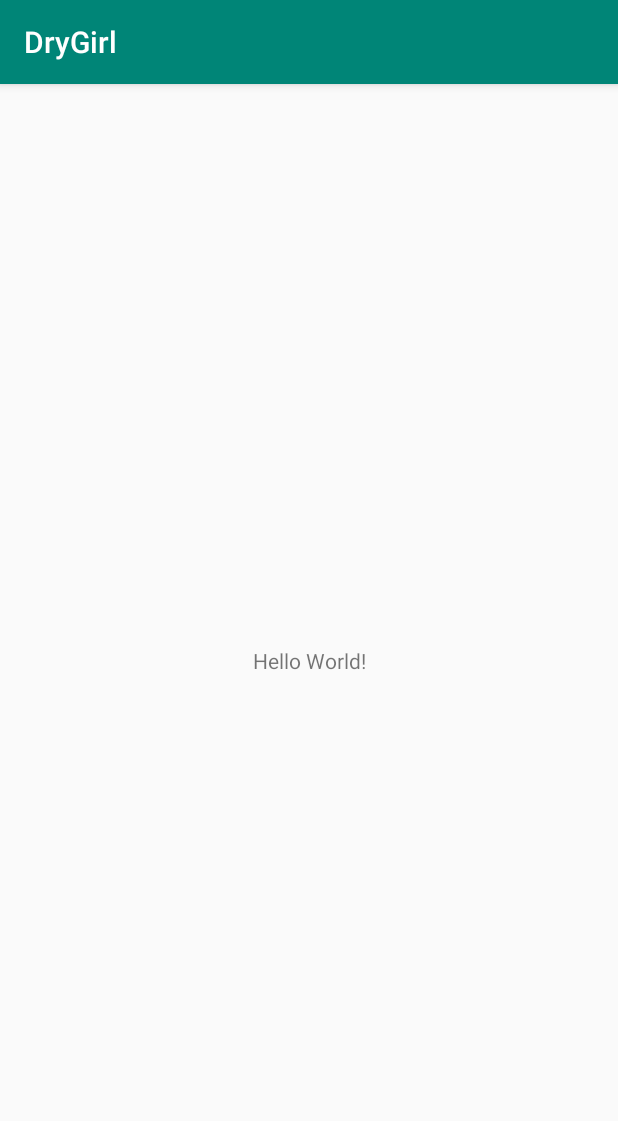
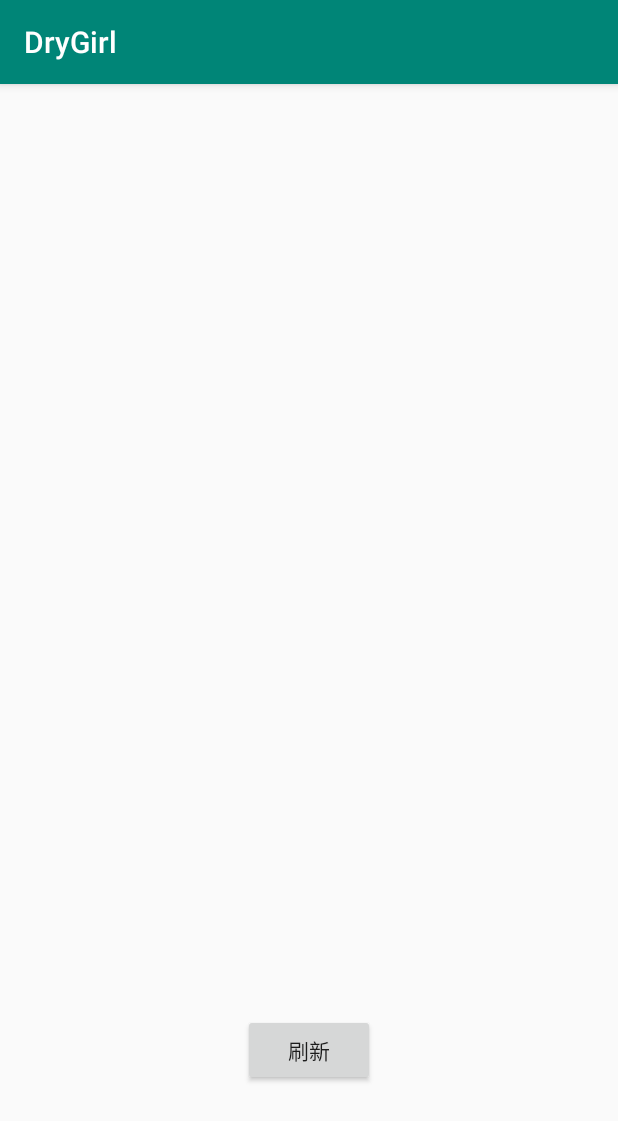
Before and after one commit to hughzhao0806/drygirl, an Android app: the screen it shows after launch (MainActivity), on a phone screen of 412 x 824 dp. Shown: the top 1121 px of the screen. Run offline under Robolectric (Android 15) with nearby library versions, the phone set to English and light mode, and no system bars; pictures from the network do not load.

Commit message:
根据指定url获取图片，都是网络请求

```diff
--- a/app/build.gradle
+++ b/app/build.gradle
@@ -25,4 +25,5 @@ dependencies {
     testImplementation 'junit:junit:4.12'
     androidTestImplementation 'com.android.support.test:runner:1.0.2'
     androidTestImplementation 'com.android.support.test.espresso:espresso-core:3.0.2'
+    implementation 'com.squareup.okhttp3:okhttp:3.4.1'
 }
--- a/app/src/main/AndroidManifest.xml
+++ b/app/src/main/AndroidManifest.xml
@@ -1,6 +1,7 @@
 <?xml version="1.0" encoding="utf-8"?>
 <manifest xmlns:android="http://schemas.android.com/apk/res/android"
     package="com.hughzhao.drygirl">
+    <uses-permission android:name="android.permission.INTERNET"/>
 
     <application
         android:allowBackup="true"
--- a/app/src/main/java/com/hughzhao/drygirl/MainActivity.java
+++ b/app/src/main/java/com/hughzhao/drygirl/MainActivity.java
@@ -2,12 +2,64 @@ package com.hughzhao.drygirl;
 
 import android.support.v7.app.AppCompatActivity;
 import android.os.Bundle;
+import android.view.View;
+import android.widget.Button;
+import android.widget.ImageView;
 
-public class MainActivity extends AppCompatActivity {
+import java.util.ArrayList;
+import java.util.List;
+
+public class MainActivity extends AppCompatActivity implements View.OnClickListener{
+    private ImageView imageView;
+    private Button btn;
+    private PictureLoader loader;
+    private int currentNo=0;
+    private List<String> urls;
 
     @Override
     protected void onCreate(Bundle savedInstanceState) {
         super.onCreate(savedInstanceState);
         setContentView(R.layout.activity_main);
+        loader = new PictureLoader();
+        initData();
+        initUI();
+    }
+
+    /**
+     * 初始化url数据
+     */
+    public void initData(){
+        urls = new ArrayList<>();
+        urls.add("http://ww4.sinaimg.cn/large/610dc034jw1f6ipaai7wgj20dw0kugp4.jpg");
+        urls.add("http://ww3.sinaimg.cn/large/610dc034jw1f6gcxc1t7vj20hs0hsgo1.jpg");
+        urls.add("http://ww4.sinaimg.cn/large/610dc034jw1f6f5ktcyk0j20u011hacg.jpg");
+        urls.add("http://ww1.sinaimg.cn/large/610dc034jw1f6e1f1qmg3j20u00u0djp.jpg");
+        urls.add("http://ww3.sinaimg.cn/large/610dc034jw1f6aipo68yvj20qo0qoaee.jpg");
+        urls.add("http://ww3.sinaimg.cn/large/610dc034jw1f69c9e22xjj20u011hjuu.jpg");
+        urls.add("http://ww3.sinaimg.cn/large/610dc034jw1f689lmaf7qj20u00u00v7.jpg");
+        urls.add("http://ww3.sinaimg.cn/large/c85e4a5cjw1f671i8gt1rj20vy0vydsz.jpg");
+        urls.add("http://ww2.sinaimg.cn/large/610dc034jw1f65f0oqodoj20qo0hntc9.jpg");
+        urls.add("http://ww2.sinaimg.cn/large/c85e4a5cgw1f62hzfvzwwj20hs0qogpo.jpg");
+    }
+
+    /**
+     * 初始化UI，设置按钮监听
+     */
+    public void initUI(){
+        imageView = findViewById(R.id.girl);
+        btn = findViewById(R.id.flash_btn);
+        btn.setOnClickListener(this);
+    }
+
+    @Override
+    public void onClick(View v) {
+        switch (v.getId()){
+            case R.id.flash_btn:
+                if(currentNo>9)
+                    currentNo=0;
+                loader.load(imageView,urls.get(currentNo));
+                currentNo++;
+                break;
+        }
     }
 }
--- a/app/src/main/res/layout/activity_main.xml
+++ b/app/src/main/res/layout/activity_main.xml
@@ -1,18 +1,25 @@
 <?xml version="1.0" encoding="utf-8"?>
-<android.support.constraint.ConstraintLayout xmlns:android="http://schemas.android.com/apk/res/android"
+<LinearLayout xmlns:android="http://schemas.android.com/apk/res/android"
     xmlns:app="http://schemas.android.com/apk/res-auto"
     xmlns:tools="http://schemas.android.com/tools"
     android:layout_width="match_parent"
     android:layout_height="match_parent"
+    android:orientation="vertical"
     tools:context=".MainActivity">
 
-    <TextView
+    <ImageView
+        android:id="@+id/girl"
+        android:scaleType="centerCrop"
+        android:layout_margin="10dp"
+        android:layout_width="400dp"
+        android:layout_height="600dp" />
+
+    <Button
+        android:id="@+id/flash_btn"
         android:layout_width="wrap_content"
         android:layout_height="wrap_content"
-        android:text="Hello World!"
-        app:layout_constraintBottom_toBottomOf="parent"
-        app:layout_constraintLeft_toLeftOf="parent"
-        app:layout_constraintRight_toRightOf="parent"
-        app:layout_constraintTop_toTopOf="parent" />
+        android:layout_gravity="bottom|center"
+        android:text="刷新"/>
 
-</android.support.constraint.ConstraintLayout>
+
+</LinearLayout>
```
Also changed, not shown: app/src/main/java/com/hughzhao/drygirl/PictureLoader.java (added, +115 -0 lines), app/src/main/java/com/hughzhao/drygirl/util/HttpUtil.java (added, +12 -0 lines).
